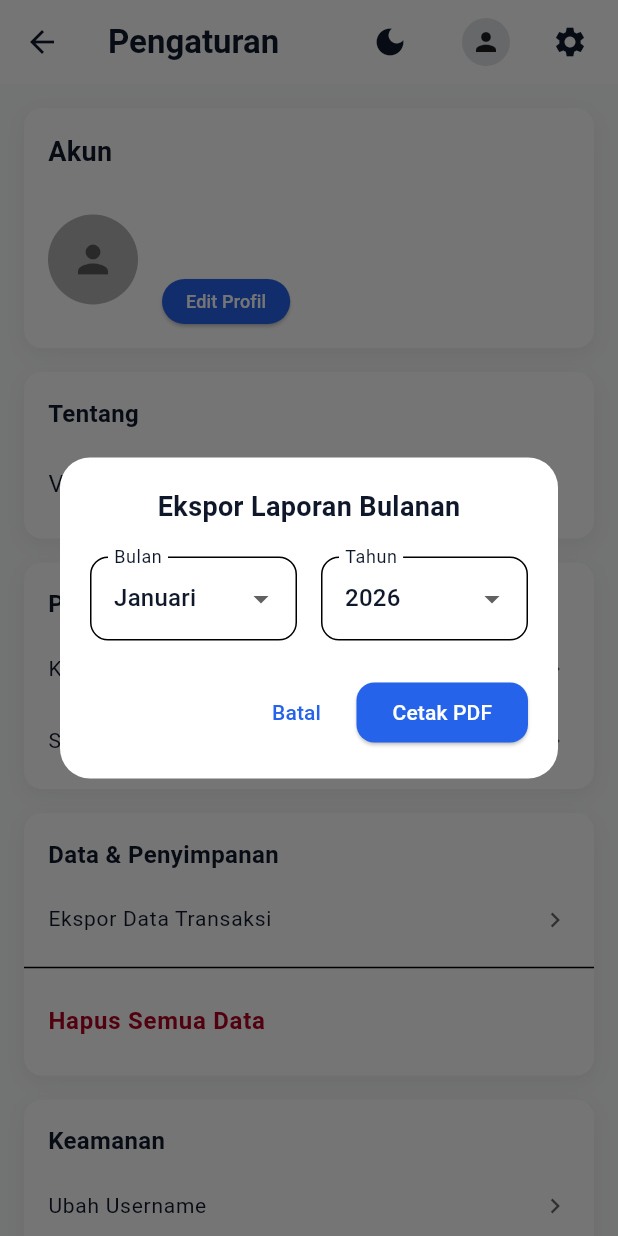
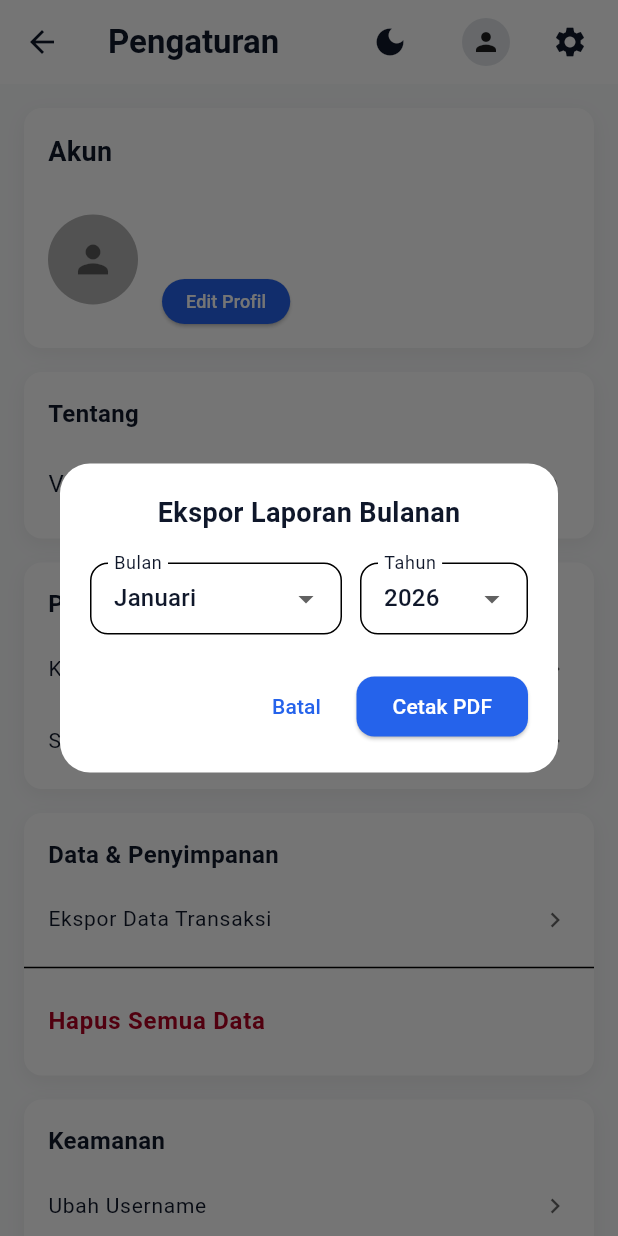
Before and after one commit to willyachmadnn/ProjectUasMoming, a Flutter app: the TampilanAkun screen opened by its route, after a tap on "Ekspor Data Transaksi", on a phone screen of 412 x 824 dp. Run offline on Flutter 3.47's test engine with Material 3 defaults, Android fonts, the phone set to English and light mode, and no system bars; our stand-ins replace app_links, cloud_firestore, firebase_auth, firebase_core, fl_chart, get and 6 more; accounts and stored records are empty; network calls fail.

Commit message:
Perbaikan Overvlowed

```diff
--- a/lib/views/akun/widgets/dialog_export.dart
+++ b/lib/views/akun/widgets/dialog_export.dart
@@ -27,12 +27,13 @@ class _DialogExportState extends State<DialogExport> {
               style: TextStyle(fontSize: 18, fontWeight: FontWeight.bold),
             ),
             const SizedBox(height: 20),
-
             Row(
               children: [
                 Expanded(
+                  flex: 3,
                   child: DropdownButtonFormField<int>(
                     value: selectedDate.month,
+                    isExpanded: true,
                     items: List.generate(12, (index) {
                       return DropdownMenuItem(
                         value: index + 1,
@@ -41,6 +42,7 @@ class _DialogExportState extends State<DialogExport> {
                             'MMMM',
                             'id_ID',
                           ).format(DateTime(2024, index + 1)),
+                          overflow: TextOverflow.ellipsis,
                         ),
                       );
                     }),
@@ -53,16 +55,22 @@ class _DialogExportState extends State<DialogExport> {
                     },
                     decoration: InputDecoration(
                       labelText: 'Bulan',
+                      contentPadding: const EdgeInsets.symmetric(
+                        horizontal: 12,
+                        vertical: 4,
+                      ),
                       border: OutlineInputBorder(
                         borderRadius: BorderRadius.circular(12),
                       ),
                     ),
                   ),
                 ),
-                const SizedBox(width: 16),
+                const SizedBox(width: 12),
                 Expanded(
+                  flex: 2,
                   child: DropdownButtonFormField<int>(
                     value: selectedDate.year,
+                    isExpanded: true,
                     items: List.generate(5, (index) {
                       final year = DateTime.now().year - 2 + index;
                       return DropdownMenuItem(
@@ -79,6 +87,10 @@ class _DialogExportState extends State<DialogExport> {
                     },
                     decoration: InputDecoration(
                       labelText: 'Tahun',
+                      contentPadding: const EdgeInsets.symmetric(
+                        horizontal: 12,
+                        vertical: 4,
+                      ),
                       border: OutlineInputBorder(
                         borderRadius: BorderRadius.circular(12),
                       ),
```
